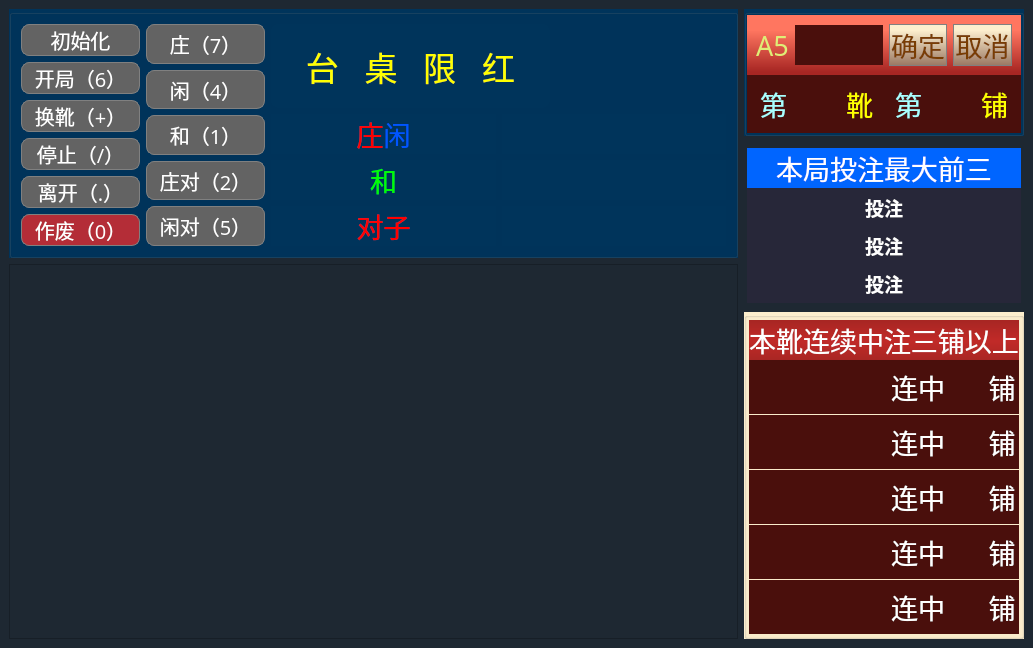
The window that BaiJiaLe_zhubo/mainwindow.ui (QPKJEDL/deskgame) describes before a commit, drawn with Qt 5.
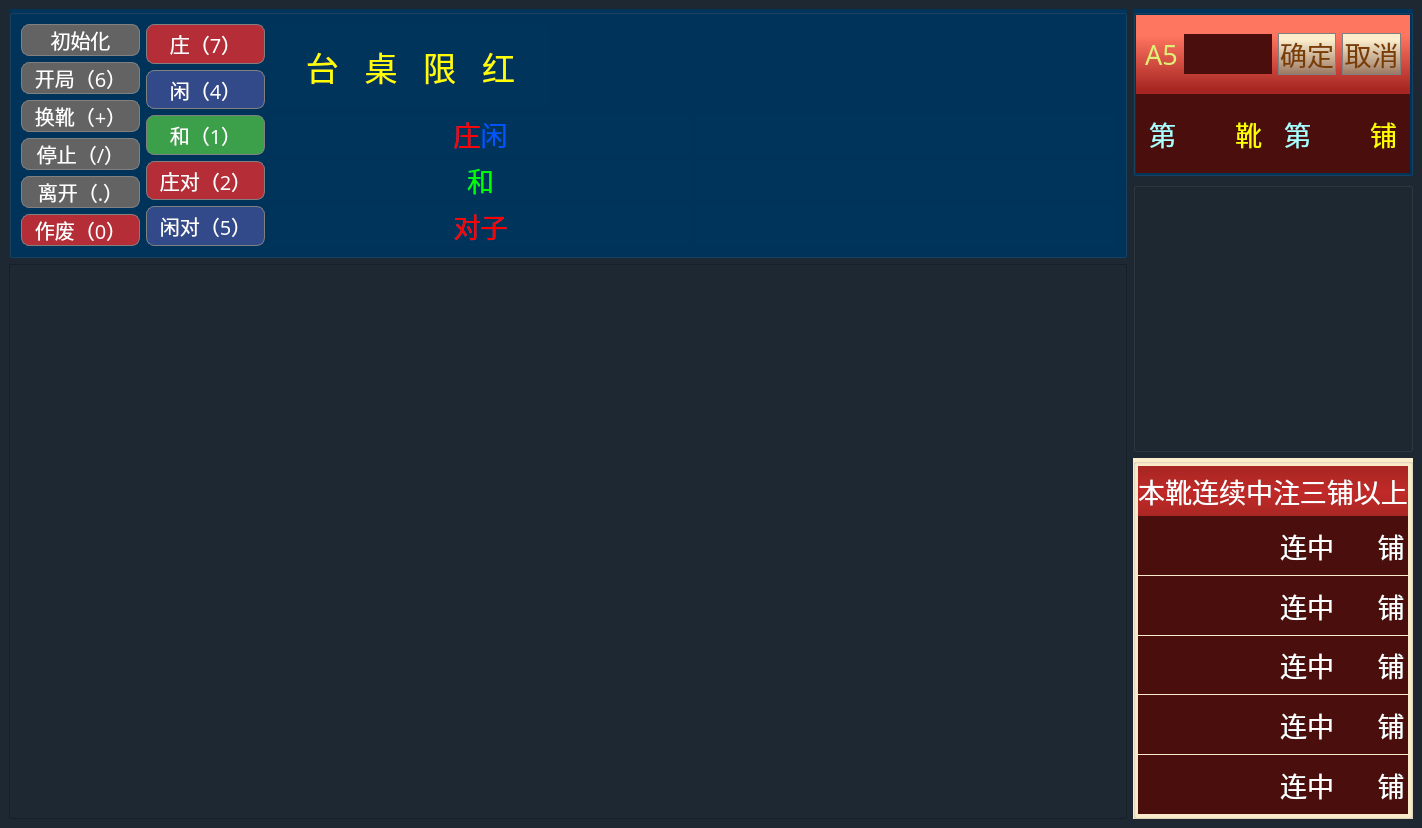
The same window after the commit. Icons and pictures are not drawn.

What changed in the file:
```diff
--- a/BaiJiaLe_zhubo/mainwindow.ui
+++ b/BaiJiaLe_zhubo/mainwindow.ui
@@ -6,8 +6,8 @@
    <rect>
     <x>0</x>
     <y>0</y>
-    <width>1033</width>
-    <height>613</height>
+    <width>1422</width>
+    <height>828</height>
    </rect>
   </property>
   <property name="windowTitle">
@@ -228,7 +228,7 @@
            <item>
             <widget class="QPushButton" name="pu_zhuang">
              <property name="enabled">
-              <bool>false</bool>
+              <bool>true</bool>
              </property>
              <property name="maximumSize">
               <size>
@@ -257,7 +257,7 @@
            <item>
             <widget class="QPushButton" name="pu_xian">
              <property name="enabled">
-              <bool>false</bool>
+              <bool>true</bool>
              </property>
              <property name="maximumSize">
               <size>
@@ -485,7 +485,7 @@
            <item>
             <widget class="QPushButton" name="pu_same">
              <property name="enabled">
-              <bool>false</bool>
+              <bool>true</bool>
              </property>
              <property name="maximumSize">
               <size>
@@ -514,7 +514,7 @@
            <item>
             <widget class="QPushButton" name="pu_zhuangdui">
              <property name="enabled">
-              <bool>false</bool>
+              <bool>true</bool>
              </property>
              <property name="maximumSize">
               <size>
@@ -543,7 +543,7 @@
            <item>
             <widget class="QPushButton" name="pu_xiandui">
              <property name="enabled">
-              <bool>false</bool>
+              <bool>true</bool>
              </property>
              <property name="maximumSize">
               <size>
@@ -737,8 +737,8 @@
           <rect>
            <x>0</x>
            <y>0</y>
-           <width>725</width>
-           <height>371</height>
+           <width>1114</width>
+           <height>571</height>
           </rect>
          </property>
          <layout class="QVBoxLayout" name="verticalLayout_10">
@@ -752,7 +752,7 @@
      </layout>
     </item>
     <item>
-     <layout class="QVBoxLayout" name="verticalLayout_5" stretch="222,361,482">
+     <layout class="QVBoxLayout" name="verticalLayout_5" stretch="222,360,482">
       <item>
        <widget class="QGroupBox" name="groupBox_2">
         <property name="styleSheet">
@@ -1004,302 +1004,9 @@
       </item>
       <item>
        <widget class="QGroupBox" name="groupBox_3">
-        <property name="styleSheet">
-         <string notr="true">QGroupBox{color: rgb(0, 0, 0);background-image: url(:/button/pu_yellow.png);solid grey; border-radius: 8px;}</string>
-        </property>
         <property name="title">
          <string/>
         </property>
-        <layout class="QVBoxLayout" name="verticalLayout_4" stretch="1,3">
-         <property name="spacing">
-          <number>0</number>
-         </property>
-         <property name="leftMargin">
-          <number>0</number>
-         </property>
-         <property name="topMargin">
-          <number>0</number>
-         </property>
-         <property name="rightMargin">
-          <number>0</number>
-         </property>
-         <property name="bottomMargin">
-          <number>0</number>
-         </property>
-         <item>
-          <widget class="QLabel" name="label_134">
-           <property name="font">
-            <font>
-             <family>方正粗黑宋简体</family>
-             <pointsize>20</pointsize>
-            </font>
-           </property>
-           <property name="styleSheet">
-            <string notr="true">color: rgb(255, 255, 255);
-background-color: rgb(0, 101, 255);</string>
-           </property>
-           <property name="text">
-            <string>本局投注最大前三</string>
-           </property>
-           <property name="alignment">
-            <set>Qt::AlignCenter</set>
-           </property>
-          </widget>
-         </item>
-         <item>
-          <widget class="QWidget" name="widget_3" native="true">
-           <property name="styleSheet">
-            <string notr="true">background-color: rgb(39, 39, 57);</string>
-           </property>
-           <layout class="QGridLayout" name="gridLayout_3" columnstretch="1,2,1,1,2">
-            <property name="topMargin">
-             <number>1</number>
-            </property>
-            <property name="bottomMargin">
-             <number>1</number>
-            </property>
-            <property name="horizontalSpacing">
-             <number>0</number>
-            </property>
-            <property name="verticalSpacing">
-             <number>1</number>
-            </property>
-            <item row="0" column="0">
-             <widget class="QLabel" name="label">
-              <property name="styleSheet">
-               <string notr="true"/>
-              </property>
-              <property name="text">
-               <string>&lt;html&gt;&lt;head/&gt;&lt;body&gt;&lt;p&gt;&lt;img src=&quot;:/icon/image/icon/1.png&quot;/&gt;&lt;/p&gt;&lt;/body&gt;&lt;/html&gt;</string>
-              </property>
-             </widget>
-            </item>
-            <item row="0" column="3">
-             <widget class="QLabel" name="label_first_bet">
-              <property name="styleSheet">
-               <string notr="true"/>
-              </property>
-              <property name="text">
-               <string>&lt;html&gt;&lt;head/&gt;&lt;body&gt;&lt;p&gt;&lt;br/&gt;&lt;/p&gt;&lt;/body&gt;&lt;/html&gt;</string>
-              </property>
-             </widget>
-            </item>
-            <item row="1" column="0">
-             <widget class="QLabel" name="label_11">
-              <property name="styleSheet">
-               <string notr="true"/>
-              </property>
-              <property name="text">
-               <string>&lt;html&gt;&lt;head/&gt;&lt;body&gt;&lt;p&gt;&lt;img src=&quot;:/icon/image/icon/2.png&quot;/&gt;&lt;/p&gt;&lt;/body&gt;&lt;/html&gt;</string>
-              </property>
-             </widget>
-            </item>
-            <item row="0" column="1">
-             <widget class="QLabel" name="label_first_name">
-              <property name="font">
-               <font>
-                <family>方正粗黑宋简体</family>
-                <pointsize>20</pointsize>
-               </font>
-              </property>
-              <property name="styleSheet">
-               <string notr="true">color: rgb(255, 255, 255);</string>
-              </property>
-              <property name="text">
-               <string/>
-              </property>
-              <property name="alignment">
-               <set>Qt::AlignCenter</set>
-              </property>
-             </widget>
-            </item>
-            <item row="1" column="1">
-             <widget class="QLabel" name="label_second_name">
-              <property name="font">
-               <font>
-                <family>方正粗黑宋简体</family>
-                <pointsize>20</pointsize>
-               </font>
-              </property>
-              <property name="styleSheet">
-               <string notr="true">color: rgb(255, 255, 255);</string>
-              </property>
-              <property name="text">
-               <string/>
-              </property>
-              <property name="alignment">
-               <set>Qt::AlignCenter</set>
-              </property>
-             </widget>
-            </item>
-            <item row="0" column="4">
-             <widget class="QLabel" name="label_first_money">
-              <property name="font">
-               <font>
-                <family>微软雅黑</family>
-                <pointsize>20</pointsize>
-               </font>
-              </property>
-              <property name="styleSheet">
-               <string notr="true">color: rgb(255, 255, 255);</string>
-              </property>
-              <property name="text">
-               <string/>
-              </property>
-              <property name="alignment">
-               <set>Qt::AlignCenter</set>
-              </property>
-             </widget>
-            </item>
-            <item row="1" column="3">
-             <widget class="QLabel" name="label_second_bet">
-              <property name="styleSheet">
-               <string notr="true"/>
-              </property>
-              <property name="text">
-               <string>&lt;html&gt;&lt;head/&gt;&lt;body&gt;&lt;p&gt;&lt;br/&gt;&lt;/p&gt;&lt;/body&gt;&lt;/html&gt;</string>
-              </property>
-             </widget>
-            </item>
-            <item row="1" column="2">
-             <widget class="QLabel" name="label_13">
-              <property name="font">
-               <font>
-                <family>微软雅黑</family>
-                <pointsize>14</pointsize>
-                <weight>75</weight>
-                <bold>true</bold>
-               </font>
-              </property>
-              <property name="styleSheet">
-               <string notr="true">color: rgb(255, 255, 255);</string>
-              </property>
-              <property name="text">
-               <string>投注</string>
-              </property>
-             </widget>
-            </item>
-            <item row="1" column="4">
-             <widget class="QLabel" name="label_second_money">
-              <property name="font">
-               <font>
-                <family>微软雅黑</family>
-                <pointsize>20</pointsize>
-               </font>
-              </property>
-              <property name="styleSheet">
-               <string notr="true">color: rgb(255, 255, 255);</string>
-              </property>
-              <property name="text">
-               <string/>
-              </property>
-              <property name="alignment">
-               <set>Qt::AlignCenter</set>
-              </property>
-             </widget>
-            </item>
-            <item row="0" column="2">
-             <widget class="QLabel" name="label_3">
-              <property name="font">
-               <font>
-                <family>微软雅黑</family>
-                <pointsize>14</pointsize>
-                <weight>75</weight>
-                <italic>false</italic>
-                <bold>true</bold>
-               </font>
-              </property>
-              <property name="styleSheet">
-               <string notr="true">color: rgb(255, 255, 255);</string>
-              </property>
-              <property name="text">
-               <string>投注</string>
-              </property>
-              <property name="alignment">
-               <set>Qt::AlignCenter</set>
-              </property>
-             </widget>
-            </item>
-            <item row="2" column="0">
-             <widget class="QLabel" name="label_16">
-              <property name="styleSheet">
-               <string notr="true"/>
-              </property>
-              <property name="text">
-               <string>&lt;html&gt;&lt;head/&gt;&lt;body&gt;&lt;p&gt;&lt;img src=&quot;:/icon/image/icon/3.png&quot;/&gt;&lt;/p&gt;&lt;/body&gt;&lt;/html&gt;</string>
-              </property>
-             </widget>
-            </item>
-            <item row="2" column="1">
-             <widget class="QLabel" name="label_third_name">
-              <property name="font">
-               <font>
-                <family>方正粗黑宋简体</family>
-                <pointsize>20</pointsize>
-               </font>
-              </property>
-              <property name="styleSheet">
-               <string notr="true">color: rgb(255, 255, 255);</string>
-              </property>
-              <property name="text">
-               <string/>
-              </property>
-              <property name="alignment">
-               <set>Qt::AlignCenter</set>
-              </property>
-             </widget>
-            </item>
-            <item row="2" column="2">
-             <widget class="QLabel" name="label_18">
-              <property name="font">
-               <font>
-                <family>微软雅黑</family>
-                <pointsize>14</pointsize>
-                <weight>75</weight>
-                <bold>true</bold>
-               </font>
-              </property>
-              <property name="styleSheet">
-               <string notr="true">color: rgb(255, 255, 255);</string>
-              </property>
-              <property name="text">
-               <string>投注</string>
-              </property>
-             </widget>
-            </item>
-            <item row="2" column="3">
-             <widget class="QLabel" name="label_third_bet">
-              <property name="styleSheet">
-               <string notr="true"/>
-              </property>
-              <property name="text">
-               <string>&lt;html&gt;&lt;head/&gt;&lt;body&gt;&lt;p&gt;&lt;br/&gt;&lt;/p&gt;&lt;/body&gt;&lt;/html&gt;</string>
-              </property>
-             </widget>
-            </item>
-            <item row="2" column="4">
-             <widget class="QLabel" name="label_third_money">
-              <property name="font">
-               <font>
-                <family>微软雅黑</family>
-                <pointsize>20</pointsize>
-               </font>
-              </property>
-              <property name="styleSheet">
-               <string notr="true">color: rgb(255, 255, 255);</string>
-              </property>
-              <property name="text">
-               <string/>
-              </property>
-              <property name="alignment">
-               <set>Qt::AlignCenter</set>
-              </property>
-             </widget>
-            </item>
-           </layout>
-          </widget>
-         </item>
-        </layout>
        </widget>
       </item>
       <item>
```
